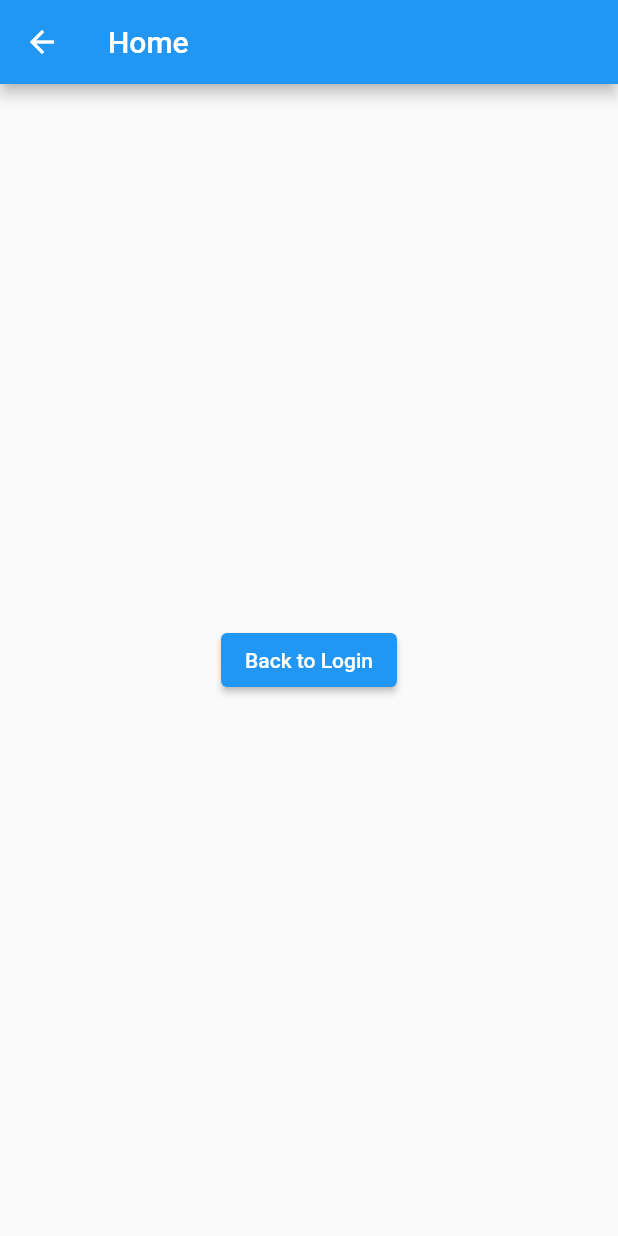
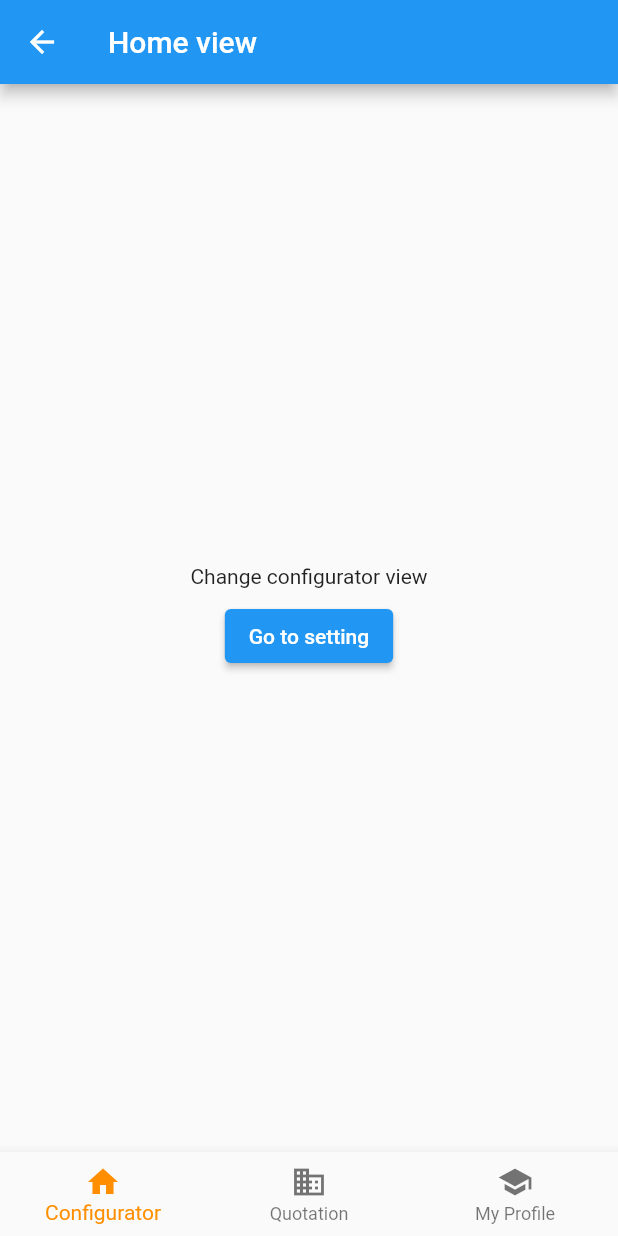
Before and after one commit to rossnguyen/flutter-getx, a Flutter app: the HomeView screen opened by its route, on a phone screen of 412 x 824 dp. Run offline on Flutter 3.47's test engine with Material 2 defaults, Android fonts, the phone set to English and light mode, and no system bars; our stand-ins replace get.

Commit message:
Nested route by GetX

```diff
--- a/lib/pages/home/home_view.dart
+++ b/lib/pages/home/home_view.dart
@@ -1,22 +1,62 @@
 import 'package:flutter/material.dart';
 import 'package:get/get.dart';
+import 'package:getx_demo/pages/home/tab/my_profile.dart';
+import 'package:getx_demo/pages/home/tab/quotation_view.dart';
 import 'package:getx_demo/pages/splash/splash_view.dart';
 
-class HomeView extends StatelessWidget {
+import 'tab/configurator_view.dart';
+
+class HomeView extends StatefulWidget {
   const HomeView({Key? key}) : super(key: key);
+
+  @override
+  State<HomeView> createState() => _HomeViewState();
+}
+
+class _HomeViewState extends State<HomeView> {
+  int _selectedIndex = 0;
+  static const TextStyle optionStyle =
+      TextStyle(fontSize: 30, fontWeight: FontWeight.bold);
+  static const List<Widget> _widgetOptions = <Widget>[
+    ConfiguratorView(),
+    QuotationView(),
+    MyProfileView(),
+  ];
+
+  void _onItemTapped(int index) {
+    setState(() {
+      _selectedIndex = index;
+    });
+  }
 
   @override
   Widget build(BuildContext context) {
     return Scaffold(
-        appBar: AppBar(title: const Text('Home')),
-        body: Center(
-          child: ElevatedButton(
-            onPressed: () {
-              // Navigator.pop(context);
-              Get.back();
-            },
-            child: const Text('Back to Login'),
+      appBar: AppBar(
+        title: const Text('Home view'),
+      ),
+      body: Center(
+        child: _widgetOptions.elementAt(_selectedIndex),
+      ),
+      bottomNavigationBar: BottomNavigationBar(
+        items: const <BottomNavigationBarItem>[
+          BottomNavigationBarItem(
+            icon: Icon(Icons.home),
+            label: 'Configurator',
           ),
-        ));
+          BottomNavigationBarItem(
+            icon: Icon(Icons.business),
+            label: 'Quotation',
+          ),
+          BottomNavigationBarItem(
+            icon: Icon(Icons.school),
+            label: 'My Profile',
+          ),
+        ],
+        currentIndex: _selectedIndex,
+        selectedItemColor: Colors.amber[800],
+        onTap: _onItemTapped,
+      ),
+    );
   }
 }
--- /dev/null
+++ b/lib/pages/home/tab/configurator_view.dart
@@ -0,0 +1,25 @@
+import 'package:flutter/cupertino.dart';
+import 'package:flutter/material.dart';
+import 'package:flutter/src/foundation/key.dart';
+import 'package:flutter/src/widgets/framework.dart';
+import 'package:get/get.dart';
+
+import '../../../routes/app_pages.dart';
+
+class ConfiguratorView extends StatelessWidget {
+  const ConfiguratorView({Key? key}) : super(key: key);
+
+  @override
+  Widget build(BuildContext context) {
+    return Center(
+      child: Column(
+        mainAxisSize: MainAxisSize.min,
+        children: [
+          Text('Change configurator view'),
+          SizedBox(height: 8,),
+          ElevatedButton(onPressed: (){Get.toNamed(Routes.SETTING);}, child: Text('Go to setting'))
+        ],
+      ),
+    );
+  }
+}
--- a/lib/routes/app_pages.dart
+++ b/lib/routes/app_pages.dart
@@ -1,4 +1,5 @@
 import 'package:get/get.dart';
+import 'package:getx_demo/pages/home/setting_view.dart';
 import 'package:getx_demo/pages/login/login_view.dart';
 import 'package:getx_demo/pages/home/home_view.dart';
 import 'package:getx_demo/pages/splash/splash_view.dart';
@@ -26,5 +27,11 @@ class AppPages {
       page: () => const HomeView(),
       // binding: SplashBinding(),
     ),
+
+    GetPage(
+      name: _Paths.SETTING,
+      page: () => const SettingView(),
+      // binding: SplashBinding(),
+    ),
   ];
 }
--- a/lib/routes/app_routes.dart
+++ b/lib/routes/app_routes.dart
@@ -6,6 +6,7 @@ abstract class Routes {
   static const SPLASH = _Paths.SPLASH;
   static const LOGIN = _Paths.LOGIN;
   static const HOME = _Paths.HOME;
+  static const SETTING = _Paths.SETTING;
 }
 
 abstract class _Paths {
@@ -13,4 +14,5 @@ abstract class _Paths {
   static const SPLASH = '/splash';
   static const LOGIN = '/login';
   static const HOME = '/home';
+  static const SETTING = '/setting';
 }
--- /dev/null
+++ b/lib/routes/routes_id.dart
@@ -0,0 +1,4 @@
+class RoutesId {
+  static const int parentNavigatorId = 1;
+  static const int subProfileNavigatorId = 2;
+}
```
Also changed, not shown: lib/pages/home/setting_view.dart (added, +29 -0 lines), lib/pages/home/tab/my_profile.dart (added, +46 -0 lines), lib/pages/home/tab/quotation_view.dart (added, +14 -0 lines).
